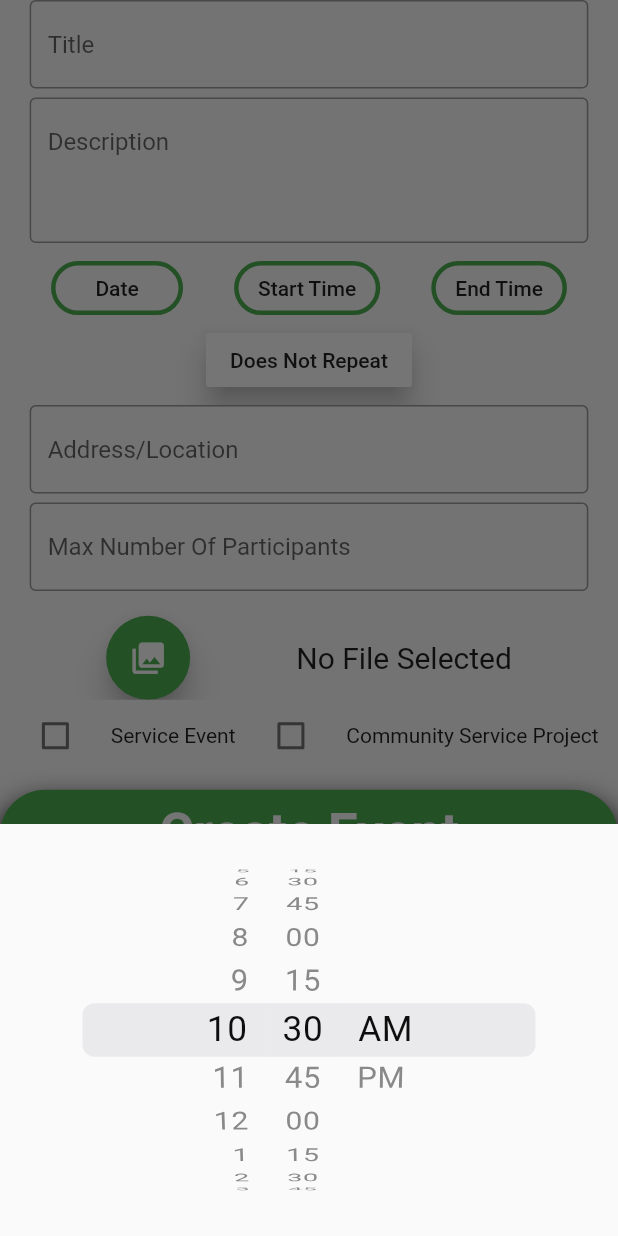
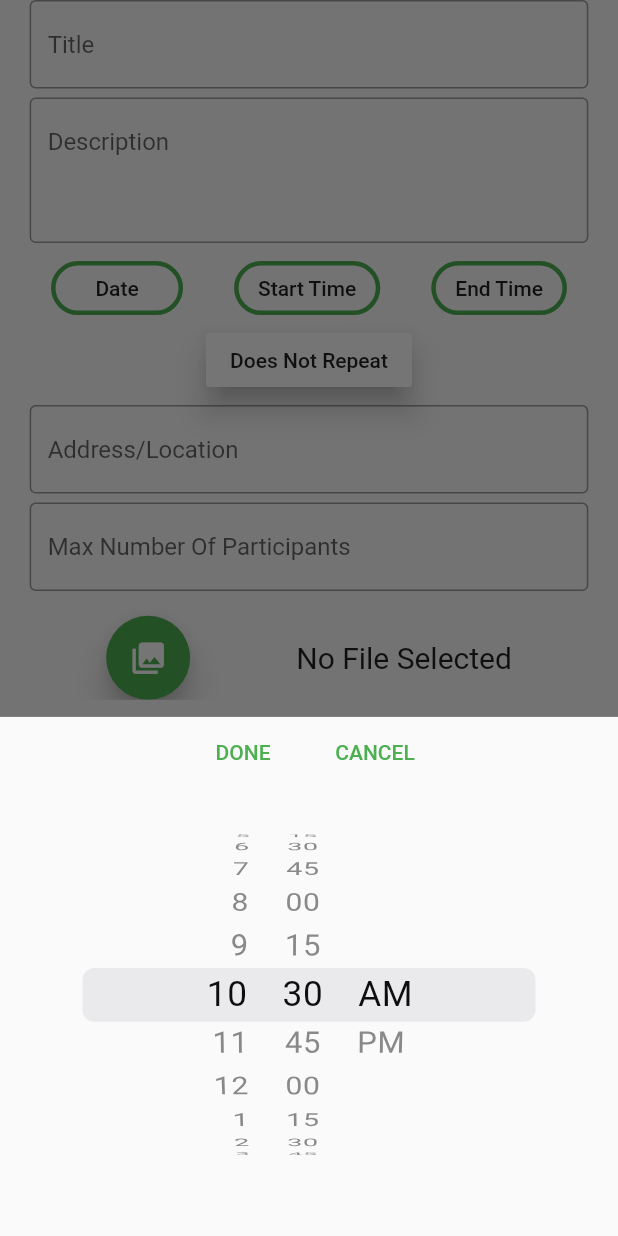
Before and after one commit to Dbono-dev/SicklesNHS, a Flutter app: the MiddleNewEventPage screen opened directly, after a tap on "Start Time", on a phone screen of 412 x 824 dp. Run offline on Flutter 3.47's test engine with Material 2 defaults, Android fonts, the phone set to English and light mode, and no system bars; our stand-ins replace cloud_firestore, date_format, file_picker, firebase_auth, firebase_database, firebase_messaging and 7 more; missing offline and left inert: barcode_scan, flutter_full_pdf_viewer, flutter_rounded_date_picker, mailer; accounts and stored records are empty; statements that could not run were skipped.

Commit message:
Another commit

```diff
--- a/lib/adminSide/add_new_event.dart
+++ b/lib/adminSide/add_new_event.dart
@@ -61,18 +61,17 @@ class MiddleNewEventPage extends StatefulWidget {
 
   MiddleNewEventPage({this.title, this.description, this.startTime, this.startTimeMinutes, this.endTime, this.endTimeMinutes, this.address, this.date, this.max, this.type, this.fileSelect});
 
-  String title;
-  String description;
-  int startTime;
-  int startTimeMinutes;
-  int endTime;
-  int endTimeMinutes;
-  String address;
-  String date;
-  String max;
-  String type;
-  String fileSelect;
-
+  final String title;
+  final String description;
+  final int startTime;
+  final int startTimeMinutes;
+  final int endTime;
+  final int endTimeMinutes;
+  final String address;
+  final String date;
+  final String max;
+  final String type;
+  final String fileSelect;
 
   @override
   _MiddleNewEventPageState createState() => _MiddleNewEventPageState();
@@ -237,6 +236,7 @@ class _MiddleNewEventPageState extends State<MiddleNewEventPage> {
                           hintText: 'Title',
                         ),
                           onChanged: (val) => _title = (val),
+                          textCapitalization: TextCapitalization.sentences,
                           validator: (val) => val.isEmpty ? 'Enter Title' : null,
                           initialValue: _title,
                         ),
@@ -252,6 +252,7 @@ class _MiddleNewEventPageState extends State<MiddleNewEventPage> {
                             border: OutlineInputBorder()
                           ),
                           minLines: 3,
+                          textCapitalization: TextCapitalization.sentences,
                           maxLines: 6,
                           validator: (val) => val.isEmpty ? 'Enter Description' : null,
                           onChanged: (val) => _description = (val),
@@ -288,11 +289,39 @@ class _MiddleNewEventPageState extends State<MiddleNewEventPage> {
                           shape: RoundedRectangleBorder(borderRadius: new BorderRadius.circular(20)),
                           borderSide: BorderSide(color: Colors.green, style: BorderStyle.solid, width: 3),
                           child: Text(theStartTime),
+                          onPressed: () async {
+                            await showModalBottomSheet(
+                              context: context,
+                              builder: (context) {
+                                return Container(
+                                  height: SizeConfig.blockSizeVertical * 42,
+                                  child: Column(
+                                    children: <Widget>[
+                                      Row(
+                                        mainAxisAlignment: MainAxisAlignment.center,
+                                        children: <Widget>[
+                                          FlatButton(
                                             onPressed: () {
-                        showModalBottomSheet(
-                          context: context,
-                          builder: (BuildContext builder) {
-                            return Container(
+                                              setState(() {
+                                                Navigator.of(context).pop();
+                                              });
+                                            },
+                                            child: Text("DONE", style: TextStyle(color: Colors.green), textAlign: TextAlign.right,),
+                                          ),
+                                          FlatButton(
+                                            onPressed: () {
+                                              setState(() {
+                                                _startTime = null;
+                                                _startTimeMinutes = null;
+                                                theStartTime = null;
+                                              });
+                                              Navigator.of(context).pop();
+                                            },
+                                            child: Text("CANCEL", style: TextStyle(color: Colors.green), textAlign: TextAlign.right,),
+                                          )
+                                        ],
+                                      ),
+                                      Container(
                                         height: MediaQuery.of(context).copyWith().size.height / 3,
                                         child: CupertinoDatePicker(
                                           initialDateTime: newDateTime(),
@@ -310,7 +339,11 @@ class _MiddleNewEventPageState extends State<MiddleNewEventPage> {
                                           maximumYear: 2030,
                                           minuteInterval: 15,
                                           mode: CupertinoDatePickerMode.time,
-                            ));
+                                        ),
+                                      ),
+                                    ],
+                                  ),
+                                );
                               });
                           },
                         ),
@@ -322,17 +355,44 @@ class _MiddleNewEventPageState extends State<MiddleNewEventPage> {
                           onPressed: () {
                             showModalBottomSheet(
                               context: context,
-                              builder: (BuildContext builder) {
+                              builder: (context) {
                                 return Container(
+                                  height: SizeConfig.blockSizeVertical * 42,
+                                  child: Column(
+                                    children: <Widget>[
+                                      Row(
+                                        mainAxisAlignment: MainAxisAlignment.center,
+                                        children: <Widget>[
+                                          FlatButton(
+                                            onPressed: () {
+                                              setState(() {
+                                                Navigator.of(context).pop();
+                                              });
+                                            },
+                                            child: Text("DONE", style: TextStyle(color: Colors.green), textAlign: TextAlign.right,),
+                                          ),
+                                          FlatButton(
+                                            onPressed: () {
+                                              setState(() {
+                                                _endTime = null;
+                                                _endTimeMinutes = null;
+                                                theEndTime = null;
+                                              });
+                                              Navigator.of(context).pop();
+                                            },
+                                            child: Text("CANCEL", style: TextStyle(color: Colors.green), textAlign: TextAlign.right,),
+                                          )
+                                        ],
+                                      ),
+                                      Container(
                                         height: MediaQuery.of(context).copyWith().size.height / 3,
                                         child: CupertinoDatePicker(
                                           initialDateTime: newDateTime(),
                                           onDateTimeChanged: (DateTime newdate) {
+                                            setState(() {
                                               _endTime = newdate.hour;
                                               _endTimeMinutes = newdate.minute;
                                               theEndTime = _endTime.toString() + ":" + _endTimeMinutes.toString();
-                                        setState(() {
-
                                             });
                                           },
                                           use24hFormat: false,
@@ -341,7 +401,11 @@ class _MiddleNewEventPageState extends State<MiddleNewEventPage> {
                                           maximumYear: 2030,
                                           minuteInterval: 15,
                                           mode: CupertinoDatePickerMode.time,
-                                ));
+                                        ),
+                                      ),
+                                    ],
+                                  ),
+                                );
                               });
                           },
                         ),
@@ -471,8 +535,7 @@ class _MiddleNewEventPageState extends State<MiddleNewEventPage> {
                       ),
                     ),
                     Padding(padding: EdgeInsets.fromLTRB(0.0, SizeConfig.blockSizeVertical * 0.73, 0.0, 0.0)),
-                    Material(
-                      child: Container(
+                    Container(
                       padding: EdgeInsets.fromLTRB(SizeConfig.blockSizeHorizontal * 4.8, 0, SizeConfig.blockSizeHorizontal * 4.8, 0),
                       child: TextFormField(
                         decoration: InputDecoration(
@@ -480,14 +543,13 @@ class _MiddleNewEventPageState extends State<MiddleNewEventPage> {
                           border: OutlineInputBorder()
                       ),
                         onChanged: (val) => _address = val,
+                        textCapitalization: TextCapitalization.sentences,
                         validator: (val) => val.isEmpty ? 'Enter Location' : null,
                         initialValue: _address,
                       ),
-                      )
                     ),
                     Padding(padding: EdgeInsets.fromLTRB(0.0, SizeConfig.blockSizeVertical * 0.73, 0, 0)),
-                    Material(
-                      child: Container(
+                    Container(
                       padding: EdgeInsets.fromLTRB(SizeConfig.blockSizeHorizontal * 4.8, 0, SizeConfig.blockSizeHorizontal * 4.8, 0),
                       child: TextFormField(
                         onChanged: (val) => _max = val,
@@ -499,7 +561,6 @@ class _MiddleNewEventPageState extends State<MiddleNewEventPage> {
                           border: OutlineInputBorder()
                         ),
                       ),
-                      )
                     ),
                     Padding(padding: EdgeInsets.fromLTRB(0.0, SizeConfig.blockSizeVertical * 2, 0.0, 0.0)),
                     Row(
--- a/lib/memberSide/account_profile.dart
+++ b/lib/memberSide/account_profile.dart
@@ -281,7 +281,10 @@ class _AccountProfileState extends State<AccountProfile> {
               )
           ),
           Padding(padding: EdgeInsets.all(1),),
-          int.tryParse(grade) == null ? Material(child: Text(grade, style: TextStyle(fontSize: 20),),) :Material(
+          int.tryParse(grade) == null ? Material(
+            color: Colors.transparent,
+            child: Text(grade, style: TextStyle(fontSize: 20),),)
+            : Material(
             color: Colors.transparent,
             child: Row(
               mainAxisAlignment: MainAxisAlignment.center,
```
Also changed, not shown: lib/adminSide/approve_hours.dart (+30 -21 lines), lib/adminSide/notification_system.dart (+3 -11 lines), lib/adminSide/view_images.dart (+42 -1 lines). Lines whose indentation alone changed are shown as unchanged.
